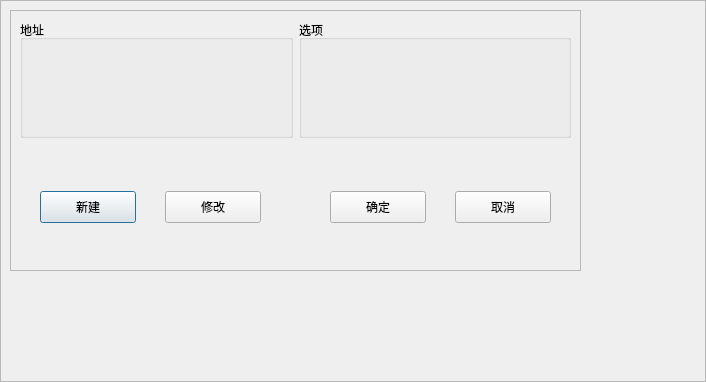
First picture: the form in src/Forms/UpdateWalletForm.ui, repository to1dev/tengu, before the edit.
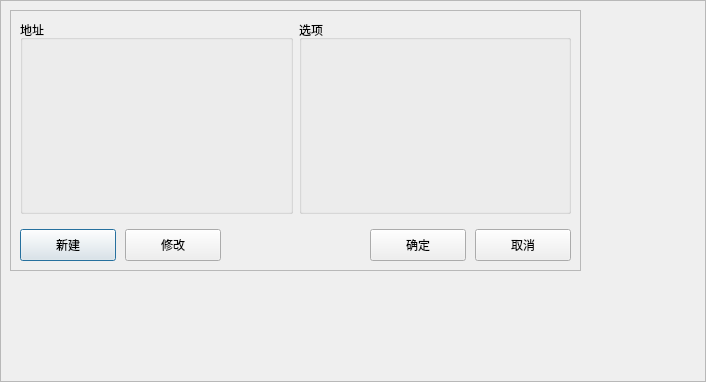
Second picture: the form after the edit.

What changed in the file:
```diff
--- a/src/Forms/UpdateWalletForm.ui
+++ b/src/Forms/UpdateWalletForm.ui
@@ -131,6 +131,9 @@
          </item>
          <item>
           <spacer name="horizontalSpacer">
+                                            <property name="orientation">
+                                                <enum>Qt::Horizontal</enum>
+                                            </property>
            <property name="sizeHint" stdset="0">
             <size>
              <width>40</width>
```
Left out of the diff: 7 changed lines with no effect on the pictures. Lines whose indentation alone changed are shown as unchanged.
